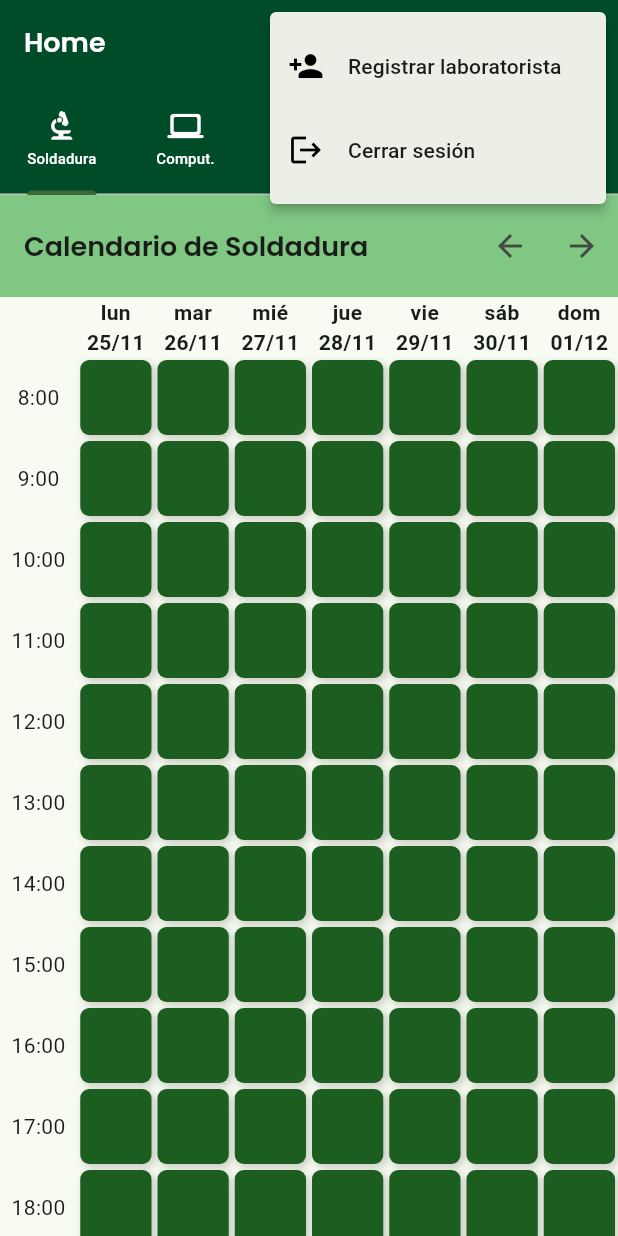
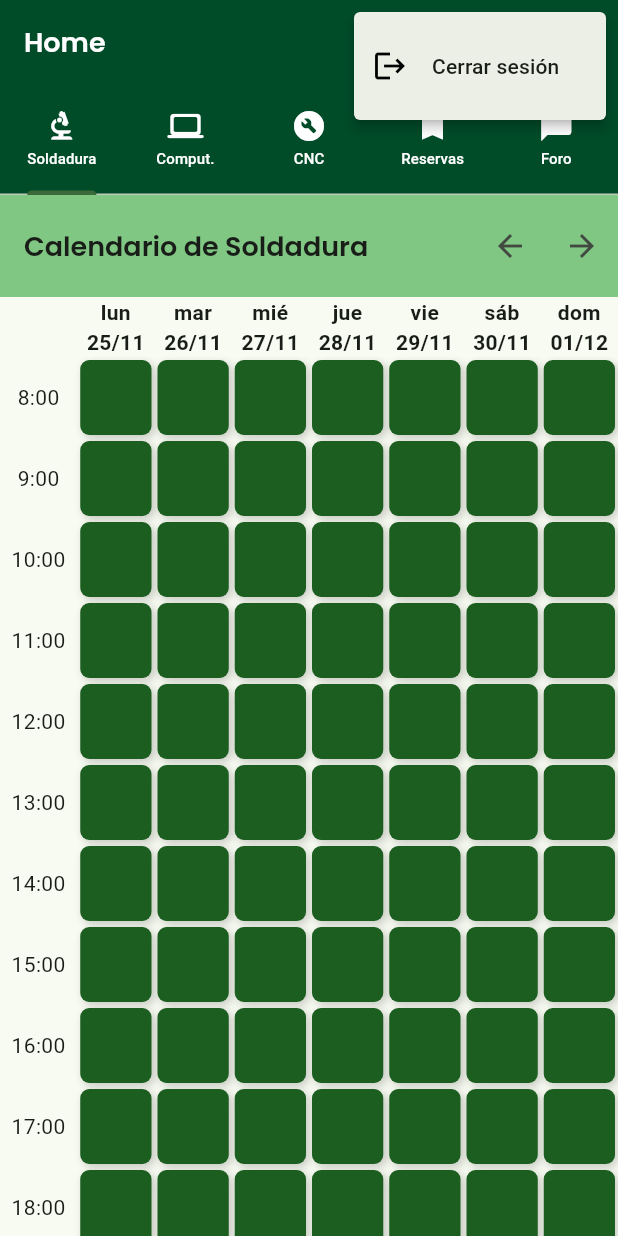
Before and after one commit to EasierMonk95/Mobile_Devices_Projects, a Flutter app: the HomePage screen opened directly, after a tap on the "arrow forward" icon, after a tap on the "more vert" icon, on a phone screen of 412 x 824 dp. Run offline on Flutter 3.47's test engine with Material 3 defaults, Android fonts, the phone set to English and light mode, and no system bars; our stand-ins replace cloud_firestore, firebase_auth, firebase_core, google_fonts; missing offline and left inert: firebase_performance; accounts and stored records are empty; network calls fail.

Commit message:
PopUpButton correction for user types

```diff
--- a/login_and_home_slotu/lib/pages/home_page.dart
+++ b/login_and_home_slotu/lib/pages/home_page.dart
@@ -76,12 +76,6 @@ class _HomePageState extends State<HomePage> {
                 if (value == 'logout') {
                   _logout();
                 }
-                else if (value == 'availability' && userRole == 'laboratorista') {
-                  Navigator.push(
-                    context,
-                    MaterialPageRoute(builder: (context) => AvailabilityPage()),
-                  );
-                }
                 else if (value == 'registerLab' && userRole == 'laboratorista') {
                   Navigator.push(
                     context,
@@ -92,10 +86,16 @@ class _HomePageState extends State<HomePage> {
                     setState(() {});
                   });
                 }
+                else if (value == 'availability' && userRole == 'laboratorista') {
+                  Navigator.push(
+                    context,
+                    MaterialPageRoute(builder: (context) => AvailabilityPage()),
+                  );
+                }
               },
               itemBuilder: (BuildContext context) {
                 return [
-                  if (userRole == 'laboratorista')
+                  if (userRole == 'laboratorista') ...[
                     PopupMenuItem<String>(
                       value: 'availability',
                       child: ListTile(
@@ -110,6 +110,7 @@ class _HomePageState extends State<HomePage> {
                         title: Text('Registrar laboratorista'),
                       ),
                     ),
+                  ],
                   PopupMenuItem<String>(
                     value: 'logout',
                     child: ListTile(
```
Lines whose indentation alone changed are shown as unchanged.
